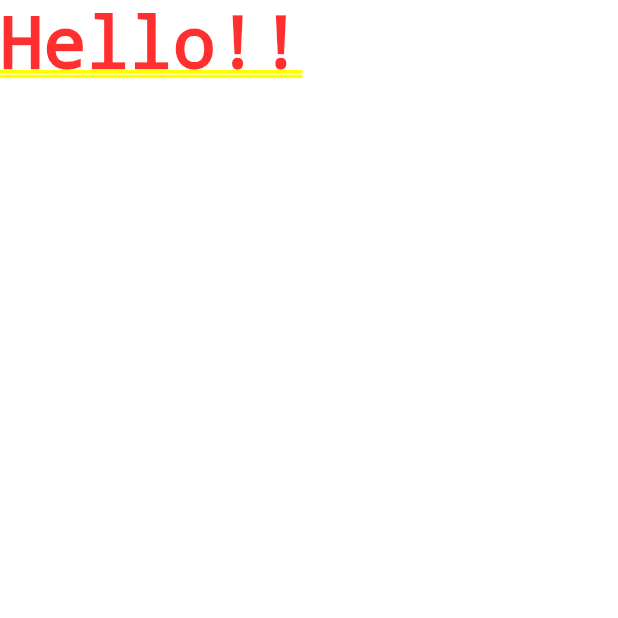
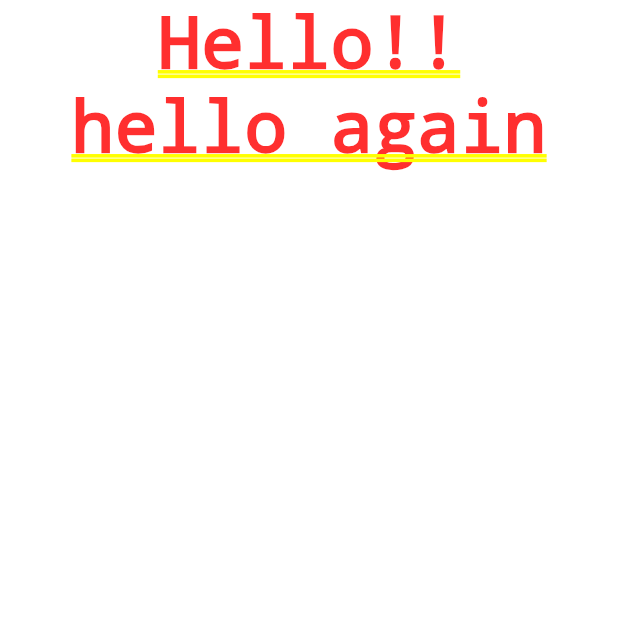
Before and after one commit to roufa95/my_first_flutter_app, a Flutter app: the screen it shows after launch, on a phone screen of 412 x 824 dp, the top half of it. Run offline on Flutter 3.47's test engine with Material 2 defaults, Android fonts, the phone set to English and light mode, and no system bars.

Commit message:
clean code

```diff
--- a/lib/main.dart
+++ b/lib/main.dart
@@ -1,15 +1,23 @@
+
 import 'package:flutter/material.dart';
 
 void main() {
-runApp(MyFirstApp());
+  runApp(MyFirstApp());
 }
 
-class MyFirstApp extends  StatelessWidget{
+class MyFirstApp extends StatelessWidget {
   // const MyFirstApp({Key? key}) : super(key: key);
 
   @override
   Widget build(BuildContext context) {
-   return MaterialApp(home: Text('Hello!!'));
+    return MaterialApp(home: Center(
+      child: Column(
+        children: [
+          Container(child: Center(child: Text('Hello!!'))),
+          Container(child: Center(child: Text('hello again'))),
+        ],
+      ),
+    ));
   }
 
 }
```
